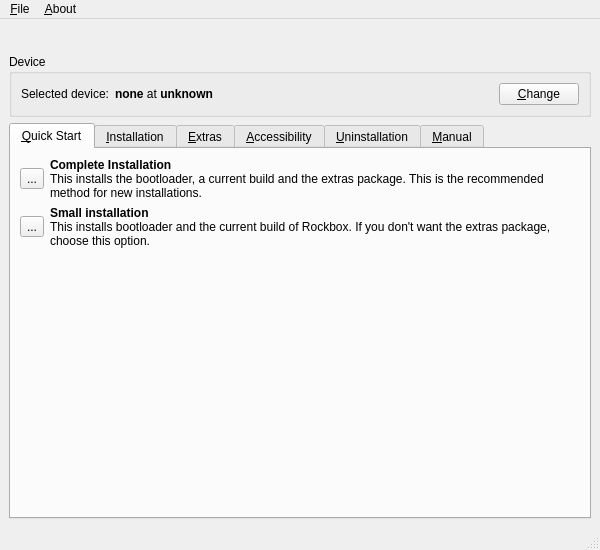
The window that rbutil/rbutilqt/rbutilqtfrm.ui (Rockbox/rockbox) describes before a commit, drawn with Qt 5.
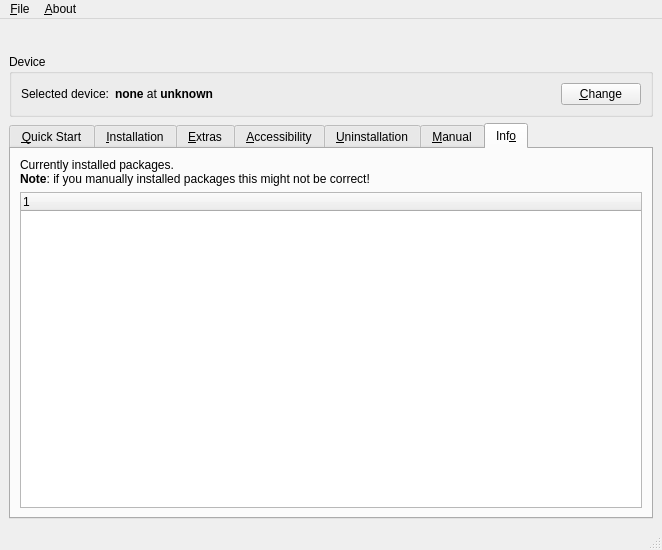
The same window after the commit. The open tabs and pages were chosen to show the change. Icons and pictures are not drawn.

```diff
--- a/rbutil/rbutilqt/rbutilqtfrm.ui
+++ b/rbutil/rbutilqt/rbutilqtfrm.ui
@@ -5,7 +5,7 @@
    <rect>
     <x>0</x>
     <y>0</y>
-    <width>600</width>
+    <width>662</width>
     <height>550</height>
    </rect>
   </property>
@@ -761,6 +761,36 @@
         </item>
        </layout>
       </widget>
+      <widget class="QWidget" name="info" >
+       <attribute name="title" >
+        <string>Inf&amp;o</string>
+       </attribute>
+       <layout class="QGridLayout" >
+        <item row="0" column="0" >
+         <widget class="QLabel" name="labelInfo" >
+          <property name="text" >
+           <string>&lt;html>&lt;head>&lt;meta name="qrichtext" content="1" />&lt;style type="text/css">
+p, li { white-space: pre-wrap; }
+&lt;/style>&lt;/head>&lt;body style=" font-family:'Sans Serif'; font-size:9pt; font-weight:400; font-style:normal;">
+&lt;p style=" margin-top:0px; margin-bottom:0px; margin-left:0px; margin-right:0px; -qt-block-indent:0; text-indent:0px;">Currently installed packages.&lt;/p>
+&lt;p style=" margin-top:0px; margin-bottom:0px; margin-left:0px; margin-right:0px; -qt-block-indent:0; text-indent:0px;">&lt;span style=" font-weight:600;">Note&lt;/span>: if you manually installed packages this might not be correct!&lt;/p>&lt;/body>&lt;/html></string>
+          </property>
+          <property name="wordWrap" >
+           <bool>true</bool>
+          </property>
+         </widget>
+        </item>
+        <item row="1" column="0" >
+         <widget class="QTreeWidget" name="treeInfo" >
+          <column>
+           <property name="text" >
+            <string>1</string>
+           </property>
+          </column>
+         </widget>
+        </item>
+       </layout>
+      </widget>
      </widget>
     </item>
    </layout>
@@ -770,7 +800,7 @@
     <rect>
      <x>0</x>
      <y>0</y>
-     <width>600</width>
+     <width>662</width>
      <height>29</height>
     </rect>
    </property>
```
Left out of the diff: 14 changed lines with no effect on the pictures.
